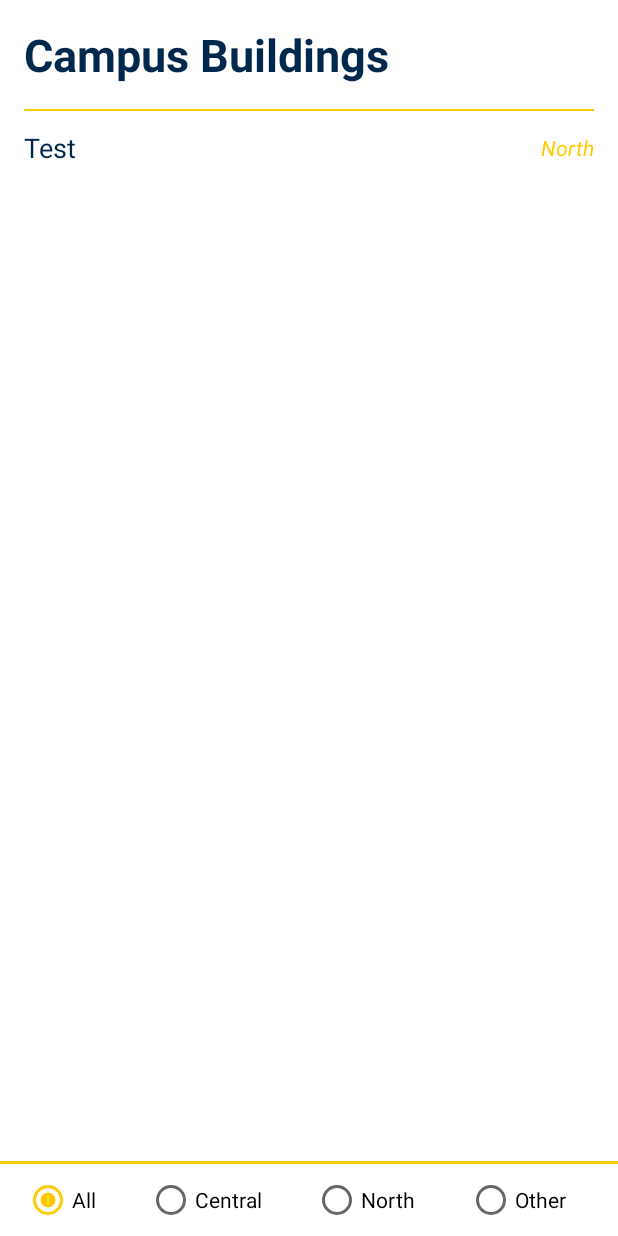
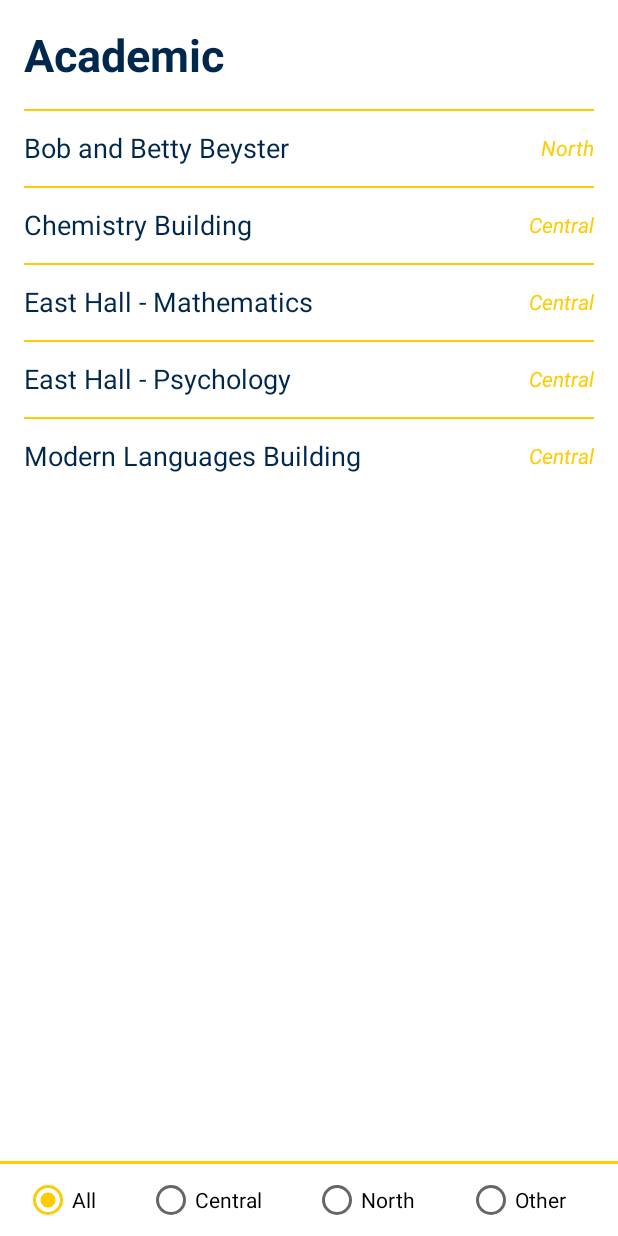
Before and after one commit to jjian4/CampusExplorer, an Android app: the screen it shows after launch (BuildingsActivity), after a tap on "ACADEMIC", on a phone screen of 412 x 824 dp. Run offline under Robolectric (Android 15) with nearby library versions, the phone set to English and light mode, and no system bars.

Commit message:
Created serializable building set data class to pass set btw activities

```diff
--- /dev/null
+++ b/app/src/main/java/me/jamesjiang/campusexplorer/BuildingSet.kt
@@ -0,0 +1,31 @@
+package me.jamesjiang.campusexplorer
+
+import java.io.Serializable
+
+data class BuildingSet(val set: Set<Building>): Serializable
+{
+
+    companion object {
+
+        val academicBuildings = BuildingSet(
+                setOf(
+                        Building("Bob and Betty Beyster", Building.Area.North, "bob+and+betty+beyster+building",
+                                "https://campusinfo.umich.edu/building-search/building/525/bob-and-betty-beyster-building"),
+
+                        Building("Chemistry Building", Building.Area.Central, "chemistry+building",
+                                "https://campusinfo.umich.edu/building-search/building/34/chemistry-dow-willard-h-laboratory"),
+
+                        Building("East Hall - Mathematics", Building.Area.Central, "department+of+mathematics",
+                                "https://campusinfo.umich.edu/building-search/department/928/department-of-mathematics"),
+
+                        Building("East Hall - Psychology", Building.Area.Central, "department+of+psychology",
+                                "https://campusinfo.umich.edu/building-search/department/1948/department-of-psychology"),
+
+                        Building("Modern Languages Building", Building.Area.Central, "modern+language+building",
+                                "https://campusinfo.umich.edu/building-search/building/111/modern-languages-building")
+                )
+        )
+
+    }
+
+}
--- a/app/src/main/java/me/jamesjiang/campusexplorer/Buildings.kt
+++ b/app/src/main/java/me/jamesjiang/campusexplorer/Buildings.kt
@@ -2,6 +2,7 @@ package me.jamesjiang.campusexplorer
 
 import java.io.Serializable
 
+//Data class for an individual building
 data class Building(val name: String,
                     val area: Area,
                     val mapQuery: String,
@@ -13,24 +14,4 @@ data class Building(val name: String,
         Other
     }
 
-    companion object {
-
-        //Set of all buildings with their name, campus, and urls
-        val academicBuildings: Set<Building> = setOf(
-                Building("Bob and Betty Beyster", Area.North, "bob+and+betty+beyster+building",
-                        "https://campusinfo.umich.edu/building-search/building/525/bob-and-betty-beyster-building"),
-
-                Building("Chemistry Building", Area.Central, "chemistry+building",
-                        "https://campusinfo.umich.edu/building-search/building/34/chemistry-dow-willard-h-laboratory"),
-
-                Building("East Hall - Mathematics", Area.Central, "department+of+mathematics",
-                        "https://campusinfo.umich.edu/building-search/department/928/department-of-mathematics"),
-
-                Building("East Hall - Psychology", Area.Central, "department+of+psychology",
-                        "https://campusinfo.umich.edu/building-search/department/1948/department-of-psychology"),
-
-                Building("Modern Languages Building", Area.Central, "modern+language+building",
-                        "https://campusinfo.umich.edu/building-search/building/111/modern-languages-building")
-        )
-    }
 }
--- a/app/src/main/java/me/jamesjiang/campusexplorer/BuildingsActivity.kt
+++ b/app/src/main/java/me/jamesjiang/campusexplorer/BuildingsActivity.kt
@@ -10,27 +10,23 @@ import kotlinx.android.synthetic.main.activity_buildings.*
 //Default constructor must be defined for activity to be included in manifest (will not be used)
 class BuildingsActivity(): AppCompatActivity() {
 
-    var buildingsList: List<Building> = listOf(Building("Test", Building.Area.North, "texting", "testinggg"))
-
-    //Constructor that is used when choosing building category
-    constructor(passedBuildingsList: List<Building>): this() {
-        this.buildingsList = passedBuildingsList
-
-        Log.d("James", this.buildingsList.toString())
-        Log.d("James", buildingsList.toString())
-    }
-
 
     override fun onCreate(savedInstanceState: Bundle?) {
         super.onCreate(savedInstanceState)
         setContentView(R.layout.activity_buildings)
 
-        Log.d("James", buildingsList.toString())
+        //Get passed-in category title
+        val category = intent.getStringExtra("Category") as String
+        textView_category.text = category
+        //Get passed-in serialiable set of buildings from CategoriesActivity
+        var buildingSet = intent.getSerializableExtra("Building set") as BuildingSet
 
-        //Recyclerview of buildings, with default radio button at all
+        //Convert to a list
+        val buildingsList = buildingSet.set.toMutableList()
+        buildingsList.sortBy { it.name }
+
+        //Recyclerview of buildings, with radio button defaulted at all
         recylcerview_buildings.layoutManager = LinearLayoutManager(this)
-        /*var buildingsList = Building.academicBuildings.toMutableList()
-        buildingsList.sortBy { it.name }*/
         recylcerview_buildings.adapter = BuildingsAdapter(this, buildingsList)
 
 
--- a/app/src/main/java/me/jamesjiang/campusexplorer/CategoriesActivity.kt
+++ b/app/src/main/java/me/jamesjiang/campusexplorer/CategoriesActivity.kt
@@ -14,16 +14,14 @@ class CategoriesActivity : AppCompatActivity() {
 
 
         button_academic.setOnClickListener {
-            var buildingsList = Building.academicBuildings.toMutableList()
-            buildingsList.sortBy { it.name }
-
-            sendToBuildingsActivity(buildingsList)
+            sendToBuildingsActivity(BuildingSet.academicBuildings)
         }
     }
 
-    fun sendToBuildingsActivity(buildingsList: List<Building>) {
-        val buildingsActivity = BuildingsActivity(buildingsList)
-        val buildingsIntent = Intent(this, buildingsActivity::class.java)
+    fun sendToBuildingsActivity(buildingsSet: BuildingSet) {
+        val buildingsIntent = Intent(this, BuildingsActivity::class.java)
+        buildingsIntent.putExtra("Category", getText(R.string.academic_button).toString())
+        buildingsIntent.putExtra("Building set", buildingsSet)
         startActivity(buildingsIntent)
     }
 }
--- a/app/src/main/res/layout/activity_buildings.xml
+++ b/app/src/main/res/layout/activity_buildings.xml
@@ -17,7 +17,7 @@
         app:layout_constraintBottom_toTopOf="@+id/radioGroup"
         app:layout_constraintEnd_toEndOf="parent"
         app:layout_constraintStart_toStartOf="parent"
-        app:layout_constraintTop_toBottomOf="@+id/textView_main" />
+        app:layout_constraintTop_toBottomOf="@+id/textView_category" />
 
     <View
         android:layout_width="fill_parent"
@@ -72,12 +72,12 @@
     </RadioGroup>
 
     <TextView
-        android:id="@+id/textView_main"
+        android:id="@+id/textView_category"
         android:layout_width="wrap_content"
         android:layout_height="wrap_content"
         android:layout_marginStart="16dp"
         android:layout_marginTop="16dp"
-        android:text="@string/buildings_textview"
+        android:text="[Category]"
         android:textAllCaps="false"
         android:textColor="@color/colorPrimary"
         android:textSize="30sp"
--- a/app/src/main/res/values/strings.xml
+++ b/app/src/main/res/values/strings.xml
@@ -11,8 +11,6 @@
     <string name="all_button">All Buildings</string>
 
 
-    <string name="buildings_textview">Campus Buildings</string>
-
     <string name="info_website_button">Website</string>
     <string name="info_directions_button">Directions</string>
     <string name="info_goto_main_button">Back</string>
```
